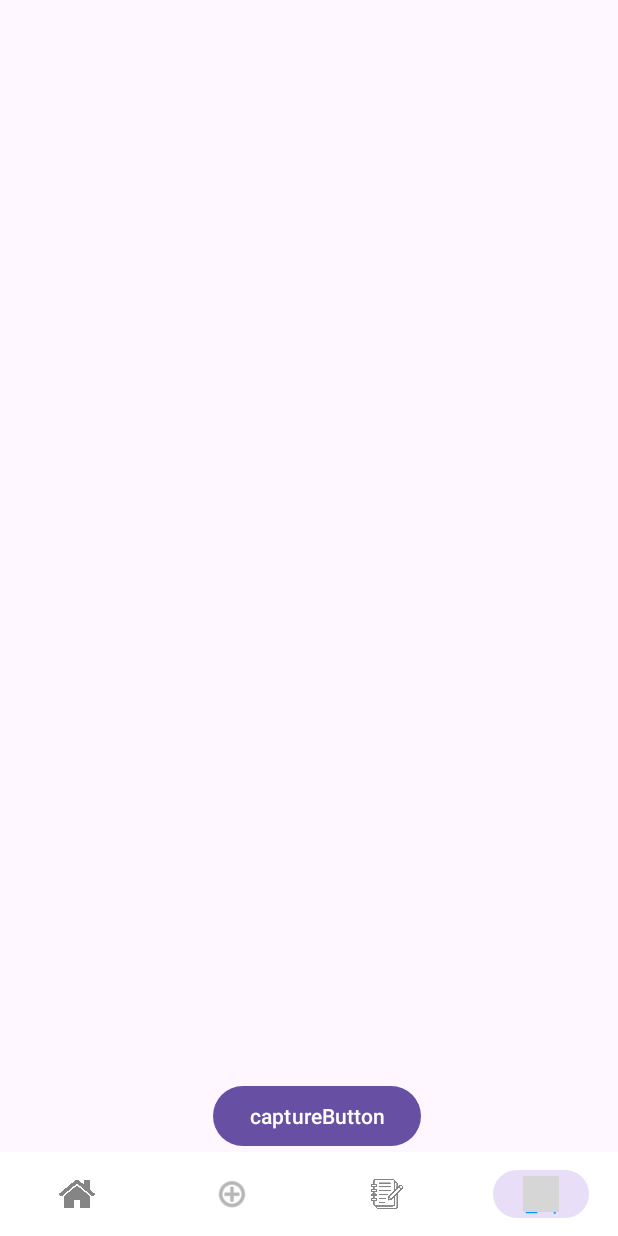
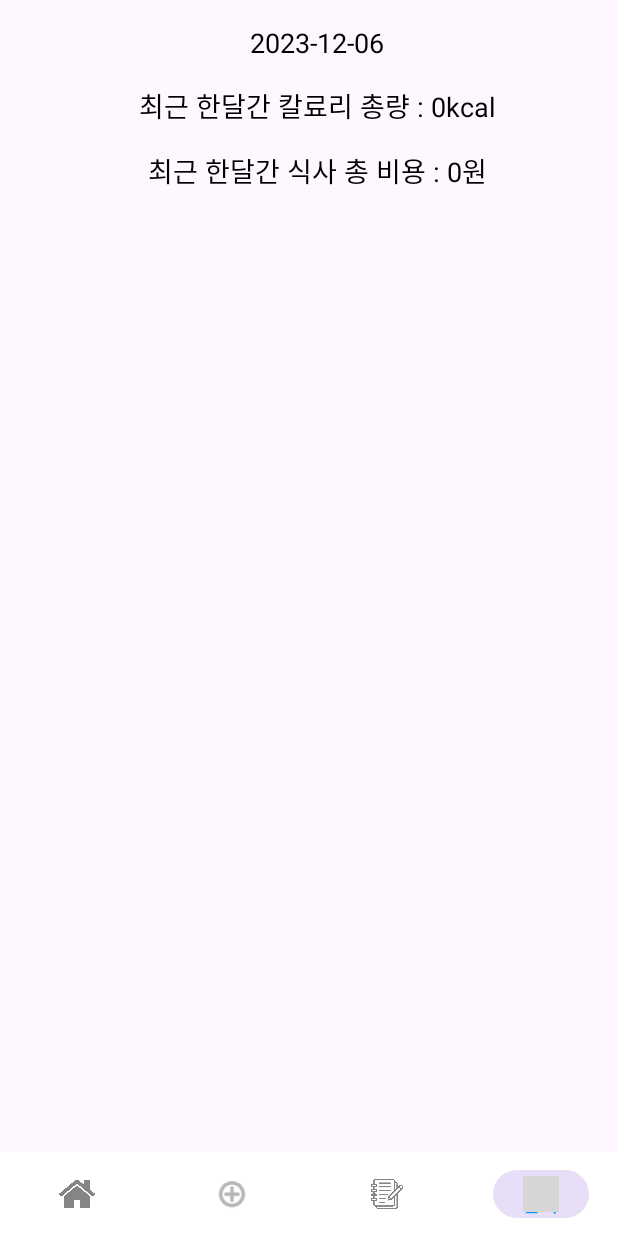
Before and after one commit to Joonw00/MobileSoft, an Android app: the screen it shows after launch (MainActivity), item 4 of the bottom bar chosen, on a phone screen of 412 x 824 dp. Run offline under Robolectric (Android 15) with nearby library versions, the phone set to English and light mode, and no system bars; grey boxes are pictures that could not be loaded.

Commit message:
분석 리스트로

```diff
--- a/app/src/main/java/com/example/mobilesoftwareproject/AnalysisFragment.java
+++ b/app/src/main/java/com/example/mobilesoftwareproject/AnalysisFragment.java
@@ -1,88 +1,131 @@
 package com.example.mobilesoftwareproject;
 
-import android.content.Intent;
-import android.graphics.Bitmap;
+import android.database.Cursor;
 import android.os.Bundle;
+import android.view.LayoutInflater;
+import android.view.View;
+import android.view.ViewGroup;
+import android.widget.ArrayAdapter;
+import android.widget.ListView;
+import android.widget.TextView;
+import android.widget.Toast;
 
 import androidx.annotation.NonNull;
 import androidx.annotation.Nullable;
 import androidx.fragment.app.Fragment;
 
-import android.provider.MediaStore;
-import android.view.LayoutInflater;
-import android.view.View;
-import android.view.ViewGroup;
-import android.widget.Button;
-import android.widget.ImageView;
+import java.text.SimpleDateFormat;
+import java.util.ArrayList;
+import java.util.Date;
+import java.util.HashMap;
+import java.util.List;
+import java.util.Locale;
+import java.util.Map;
 
-/**
- * A simple {@link Fragment} subclass.
- * Use the {@link AnalysisFragment#newInstance} factory method to
- * create an instance of this fragment.
- */
 public class AnalysisFragment extends Fragment {
 
-    private static final String ARG_PARAM1 = "param1";
-    private static final String ARG_PARAM2 = "param2";
-    private static final int REQUEST_IMAGE_CAPTURE = 1;
+    private TextView todayDateTextView;
+    private TextView totalCaloriesTextView;
+    private TextView totalCostTextView;
+    private ListView analysisListView;
 
-    ImageView imageView;
-    private Button captureButton;
-
-    private String mParam1;
-    private String mParam2;
-
-    public AnalysisFragment() {
-        // Required empty public constructor
-    }
-
-    public static AnalysisFragment newInstance(String param1, String param2) {
-        AnalysisFragment fragment = new AnalysisFragment();
-        Bundle args = new Bundle();
-        args.putString(ARG_PARAM1, param1);
-        args.putString(ARG_PARAM2, param2);
-        fragment.setArguments(args);
-        return fragment;
-    }
-
+    @Nullable
     @Override
-    public View onCreateView(LayoutInflater inflater, ViewGroup container,
-                             Bundle savedInstanceState) {
-        // Inflate the layout for this fragment
+    public View onCreateView(@NonNull LayoutInflater inflater, @Nullable ViewGroup container, @Nullable Bundle savedInstanceState) {
         View view = inflater.inflate(R.layout.fragment_analysis, container, false);
 
-        imageView = view.findViewById(R.id.imageView);
-        captureButton = view.findViewById(R.id.captureButton);
+        todayDateTextView = view.findViewById(R.id.todayDateTextView);
+        totalCaloriesTextView = view.findViewById(R.id.totalCaloriesTextView);
+        totalCostTextView = view.findViewById(R.id.totalCostTextView);
+        analysisListView = view.findViewById(R.id.analysisListView);
 
-        // captureButton에 대한 클릭 리스너 설정
-        captureButton.setOnClickListener(new View.OnClickListener() {
-            @Override
-            public void onClick(View v) {
-                dispatchTakePictureIntent();
-            }
-        });
+        // 오늘의 날짜 표시
+        showTodayDate();
+
+        // 최근 1달 간의 식사에 대한 칼로리 총량 및 비용 총량 보여주기
+        showTotalCaloriesAndCostForLastMonth();
+
+        // 최근 1달 간의 식사 비용을 종류 별로 분석하여 보여주기
+        analyzeMealCostForLastMonth();
 
         return view;
     }
 
-    private void dispatchTakePictureIntent() {
-        Intent takePictureIntent = new Intent(MediaStore.ACTION_IMAGE_CAPTURE);
-        if (takePictureIntent.resolveActivity(requireActivity().getPackageManager()) != null) {
-            startActivityForResult(takePictureIntent, REQUEST_IMAGE_CAPTURE);
-        }
+    private void showTodayDate() {
+        SimpleDateFormat dateFormat = new SimpleDateFormat("yyyy-MM-dd", Locale.getDefault());
+        String todayDate = dateFormat.format(new Date());
+
+        todayDateTextView.setText(todayDate);
     }
 
-    @Override
-    public void onActivityResult(int requestCode, int resultCode, @Nullable Intent data) {
-        super.onActivityResult(requestCode, resultCode, data);
-        if (requestCode == REQUEST_IMAGE_CAPTURE && resultCode == requireActivity().RESULT_OK) {
-            Bundle extras = data.getExtras();
-            if (extras != null) {
-                Bitmap imageBitmap = (Bitmap) extras.get("data");
-                if (imageBitmap != null) {
-                    imageView.setImageBitmap(imageBitmap);
+    private void showTotalCaloriesAndCostForLastMonth() {
+        // 현재 날짜를 기준으로 최근 1달 간의 데이터를 가져오기
+        String lastMonth = MyDateUtils.getLastMonthDateString();
+        Cursor cursor = getActivity().getContentResolver().query(
+                MyContentProvider.CONTENT_URI,
+                null,
+                MyContentProvider.TIME + " >= ?",
+                new String[]{lastMonth},
+                null
+        );
+
+        int totalCalories = 0;
+        int totalCost = 0;
+
+        if (cursor != null) {
+            while (cursor.moveToNext()) {
+                int calorie = cursor.getInt(cursor.getColumnIndexOrThrow(MyContentProvider.CALORIE));
+                totalCalories += calorie;
+
+                int cost = cursor.getInt(cursor.getColumnIndexOrThrow(MyContentProvider.COST));
+                totalCost += cost;
+            }
+            cursor.close();
+        }
+
+        totalCaloriesTextView.setText("최근 한달간 칼료리 총량 : " + totalCalories + "kcal");
+        totalCostTextView.setText("최근 한달간 식사 총 비용 : " + totalCost + "원");
+    }
+
+    private void analyzeMealCostForLastMonth() {
+        String lastMonth = MyDateUtils.getLastMonthDateString();
+        Cursor cursor = getActivity().getContentResolver().query(
+                MyContentProvider.CONTENT_URI,
+                null,
+                MyContentProvider.TIME + " >= ?",
+                new String[]{lastMonth},
+                null
+        );
+
+        if (cursor != null) {
+            Map<String, Integer> mealCostMap = new HashMap<>();
+
+            while (cursor.moveToNext()) {
+                String mealType = cursor.getString(cursor.getColumnIndexOrThrow(MyContentProvider.TYPE));
+                int cost = cursor.getInt(cursor.getColumnIndexOrThrow(MyContentProvider.COST));
+
+                // 이미 해당 식사 타입에 대한 금액이 맵에 추가되어 있다면 더하기, 없다면 새로 추가
+                if (mealCostMap.containsKey(mealType)) {
+                    mealCostMap.put(mealType, mealCostMap.get(mealType) + cost);
+                } else {
+                    mealCostMap.put(mealType, cost);
                 }
             }
+
+            // 아래 부분을 추가하여 선택된 날짜에 해당하는 모든 데이터를 가져와서 ListView에 표시
+            List<String> analysisDataList = new ArrayList<>();
+            for (Map.Entry<String, Integer> entry : mealCostMap.entrySet()) {
+                String analysisData = entry.getKey() + " : " + entry.getValue() + "원";
+                analysisDataList.add(analysisData);
+            }
+
+            // ArrayAdapter를 업데이트하여 데이터를 ListView에 표시
+            ArrayAdapter<String> adapter = new ArrayAdapter<>(requireContext(), android.R.layout.simple_list_item_1, analysisDataList);
+            analysisListView.setAdapter(adapter);
+
+            cursor.close();
+        } else {
+            Toast.makeText(getActivity(), "No data available for analysis.", Toast.LENGTH_SHORT).show();
         }
     }
 }
--- /dev/null
+++ b/app/src/main/java/com/example/mobilesoftwareproject/MyDateUtils.java
@@ -0,0 +1,19 @@
+package com.example.mobilesoftwareproject;
+
+import java.text.SimpleDateFormat;
+import java.util.Calendar;
+import java.util.Date;
+import java.util.Locale;
+
+public class MyDateUtils {
+
+    public static String getLastMonthDateString() {
+        Calendar calendar = Calendar.getInstance();
+        calendar.add(Calendar.MONTH, -1);
+
+        Date lastMonthDate = calendar.getTime();
+        SimpleDateFormat dateFormat = new SimpleDateFormat("yyyy-MM-dd", Locale.getDefault());
+
+        return dateFormat.format(lastMonthDate);
+    }
+}
--- a/app/src/main/res/layout/fragment_analysis.xml
+++ b/app/src/main/res/layout/fragment_analysis.xml
@@ -1,21 +1,46 @@
-<FrameLayout xmlns:android="http://schemas.android.com/apk/res/android"
-    xmlns:app="http://schemas.android.com/apk/res-auto"
-    xmlns:tools="http://schemas.android.com/tools"
+<?xml version="1.0" encoding="utf-8"?>
+<RelativeLayout xmlns:android="http://schemas.android.com/apk/res/android"
     android:layout_width="match_parent"
-    android:layout_height="match_parent"
-    tools:context=".AnalysisFragment">
+    android:layout_height="match_parent">
 
-    <ImageView
-        android:id="@+id/imageView"
-        android:layout_width="match_parent"
-        android:layout_height="148dp"
-        tools:src="@tools:sample/avatars" />
-
-    <Button
-        android:id="@+id/captureButton"
+    <TextView
+        android:id="@+id/todayDateTextView"
         android:layout_width="wrap_content"
         android:layout_height="wrap_content"
-        android:layout_gravity="bottom|center"
-        android:text="captureButton" />
+        android:textSize="18sp"
+        android:layout_centerHorizontal="true"
+        android:layout_marginTop="16dp"
+        android:textColor="@android:color/black" />
 
-</FrameLayout>
+    <TextView
+        android:id="@+id/totalCaloriesTextView"
+        android:layout_width="wrap_content"
+        android:layout_height="wrap_content"
+        android:text="Total Calories for Last Month: "
+        android:textSize="18sp"
+        android:layout_below="@id/todayDateTextView"
+        android:layout_centerHorizontal="true"
+        android:layout_marginTop="16dp"
+        android:textColor="@android:color/black" />
+
+    <TextView
+        android:id="@+id/totalCostTextView"
+        android:layout_width="wrap_content"
+        android:layout_height="wrap_content"
+        android:text="Total Cost for Last Month: "
+        android:textSize="18sp"
+        android:layout_below="@id/totalCaloriesTextView"
+        android:layout_centerHorizontal="true"
+        android:layout_marginTop="16dp"
+        android:textColor="@android:color/black" />
+
+    <ListView
+        android:id="@+id/analysisListView"
+        android:layout_width="match_parent"
+        android:layout_height="wrap_content"
+        android:layout_below="@id/totalCostTextView"
+        android:layout_marginTop="16dp"
+        android:layout_marginStart="16dp"
+        android:layout_marginEnd="16dp" />
+
+</RelativeLayout>
```
